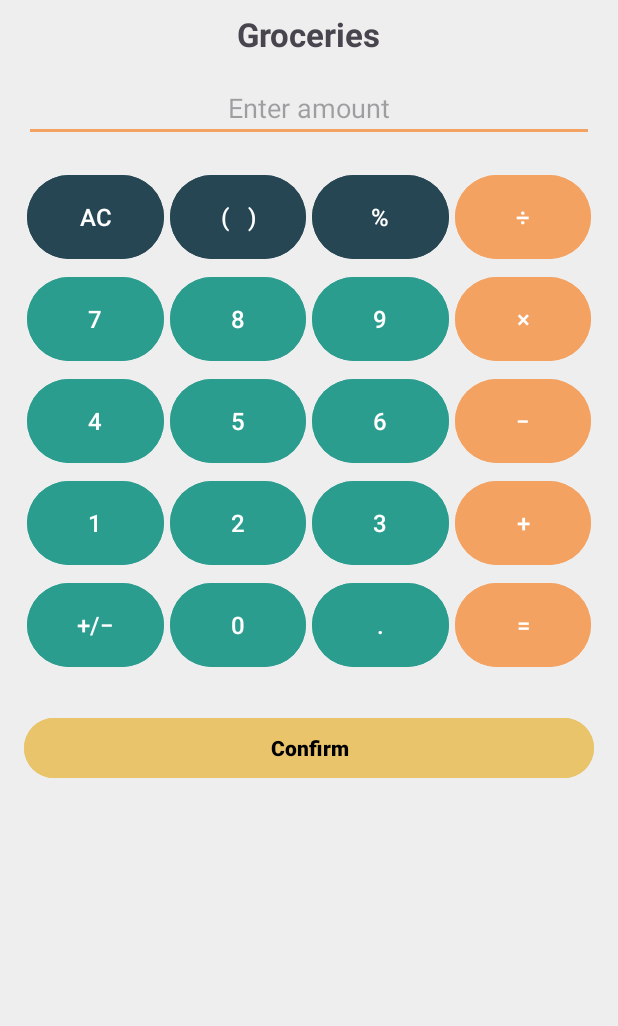
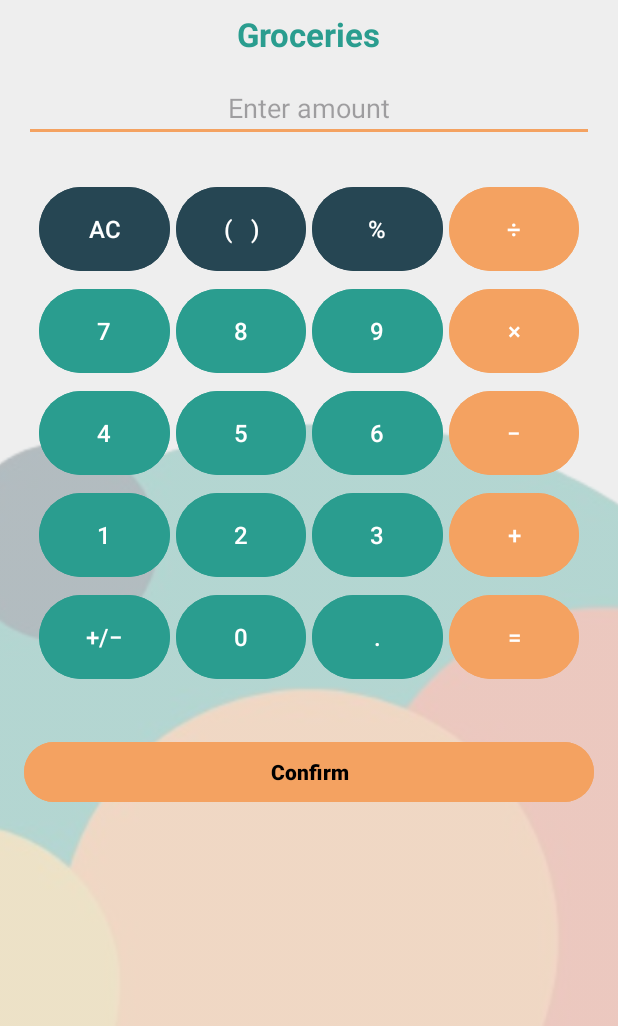
Before and after one commit to Ryan-Millard/Budgie-Budget-Tracker, an Android app: the layout activity_category.xml on its own in the app's theme, with its tools: preview values and no code run, on a phone screen of 412 x 824 dp, the part 210-1236 px from its top. Run offline under Robolectric (Android 15) with nearby library versions, the phone set to English and light mode, and no system bars.

Commit message:
update(UI): Add better styles to activity_category.xml

```diff
--- a/app/src/main/res/layout/activity_category.xml
+++ b/app/src/main/res/layout/activity_category.xml
@@ -1,5 +1,18 @@
-<?xml version="1.0" encoding="utf-8"?>
-<ScrollView xmlns:android="http://schemas.android.com/apk/res/android"
+<RelativeLayout xmlns:android="http://schemas.android.com/apk/res/android"
+    android:layout_width="match_parent"
+    android:layout_height="match_parent">
+
+    <!-- Background Image -->
+    <ImageView
+        android:id="@+id/abstract_background"
+        android:layout_width="match_parent"
+        android:layout_height="match_parent"
+        android:scaleType="centerCrop"
+        android:src="@drawable/abstract_background"
+        android:alpha="0.3" />
+
+    <!-- Main Content -->
+    <ScrollView
         android:layout_width="match_parent"
         android:layout_height="match_parent"
         android:padding="16dp">
@@ -19,7 +32,7 @@
                 android:contentDescription="App Logo"
                 android:src="@mipmap/ic_logo" />
 
-        <!-- Category -->
+            <!-- Category Title -->
             <TextView
                 android:id="@+id/categoryTitle"
                 android:layout_width="wrap_content"
@@ -27,10 +40,11 @@
                 android:text="Groceries"
                 android:textSize="22sp"
                 android:textStyle="bold"
+                android:textColor="@color/colorPrimary"
                 android:paddingBottom="12dp"
                 android:layout_marginTop="8dp" />
 
-        <!-- Input -->
+            <!-- Input Field -->
             <EditText
                 android:id="@+id/inputAmount"
                 android:layout_width="match_parent"
@@ -51,7 +65,8 @@
                 android:alignmentMode="alignMargins"
                 android:columnOrderPreserved="false"
                 android:layout_marginTop="4dp"
-            android:layout_marginBottom="16dp">
+                android:layout_marginBottom="16dp"
+                android:padding="8dp">
 
 				<!-- Top Row -->
 				<Button android:text="AC" style="@style/CalcButtonGray"/>
@@ -91,8 +106,9 @@
                 android:layout_height="wrap_content"
                 android:text="Confirm"
                 android:layout_marginTop="8dp"
-            android:backgroundTint="#E9C46A"
+                android:backgroundTint="@color/colorAccent"
                 android:textColor="@android:color/black"
-            android:textStyle="bold"/>
+                android:textStyle="bold" />
         </LinearLayout>
     </ScrollView>
+</RelativeLayout>
```
Lines whose indentation alone changed are shown as unchanged.
